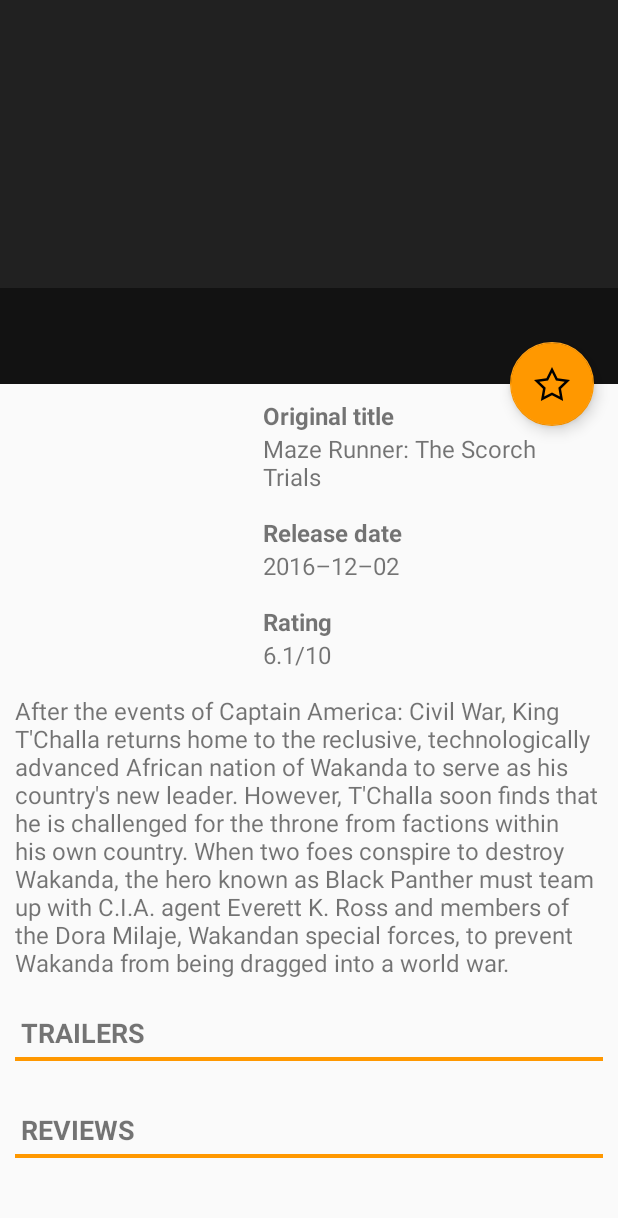
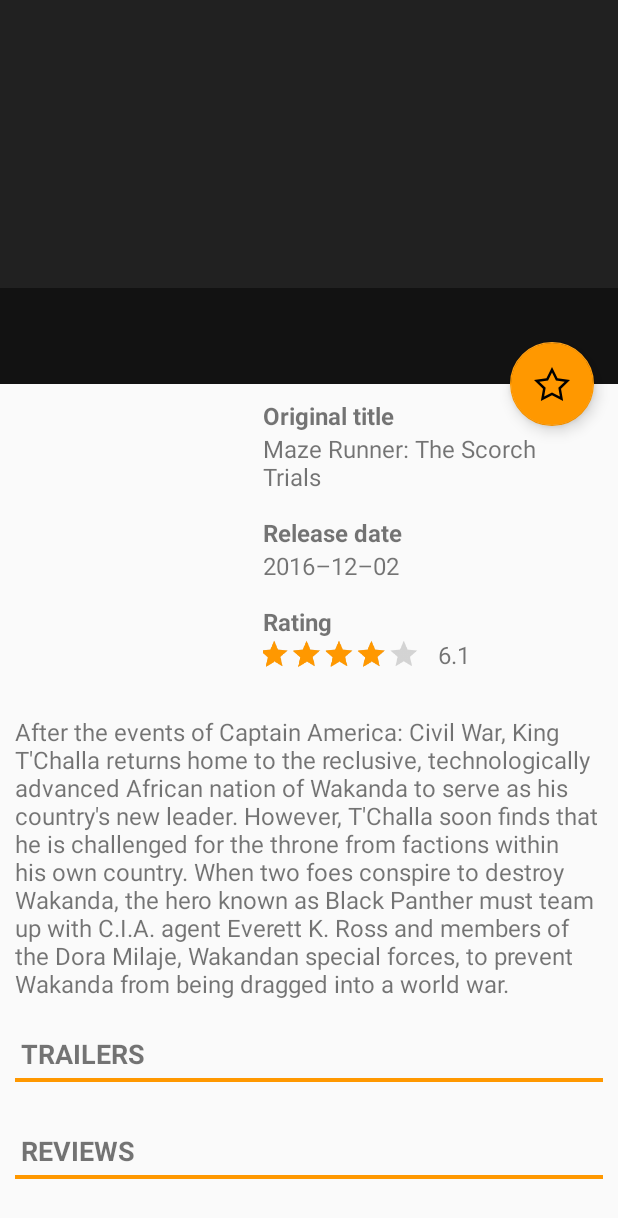
Before and after one commit to agos74/popular-movies-2, an Android app: the DetailActivity screen opened directly, with no data from a screen before it, on a phone screen of 412 x 824 dp. Shown: the top 1218 px of the screen. Run offline under Robolectric (Android 15) with nearby library versions, the phone set to English and light mode, and no system bars; our stand-ins replace ButterKnife, Picasso; libraries missing offline, so code that uses them is left out: com.elmargomez.typer; plain views replace AdjustableImageView; pictures from the network do not load; 1 statement that could not run was skipped.

Commit message:
Add Rating Bar Indicator for rating

```diff
--- a/app/src/main/java/com/udacity/popularmovies/DetailActivity.java
+++ b/app/src/main/java/com/udacity/popularmovies/DetailActivity.java
@@ -19,6 +19,7 @@
 import android.view.MenuItem;
 import android.view.View;
 import android.widget.ImageView;
+import android.widget.RatingBar;
 import android.widget.TextView;
 import android.widget.Toast;
 
@@ -61,6 +62,8 @@
     TextView mReleaseDateTv;
     @BindView(R.id.rating_tv)
     TextView mRatingTv;
+    @BindView(R.id.rating_bar)
+    RatingBar mRatingBar;
     @BindView(R.id.plot_synopsis_tv)
     TextView mPlotSynopsisTv;
     @BindView(R.id.reviews_title_tv)
@@ -168,8 +171,9 @@
 //        mTitleTv.setText(movie.getTitle());
         mOriginalTitleTv.setText(movie.getOriginalTitle());
         mReleaseDateTv.setText(DateUtils.getDateFormatted(movie.getReleaseDate()));
-        String rating = movie.getRating().concat("/10");
+        String rating = movie.getRating();
         mRatingTv.setText(rating);
+        mRatingBar.setRating(getRatingFloat(rating));
         mPlotSynopsisTv.setText(movie.getPlotSynopsis());
 
         if (isFavorite(movie.getId())) {
@@ -177,6 +181,13 @@
             mFavoriteFab.setImageResource(R.drawable.ic_star_24px);
         }
 
+    }
+
+    private float getRatingFloat(String rating) {
+        double ratingDouble = Float.valueOf(rating);
+        float ratingFloat = (float) ((ratingDouble * 5) / 10);
+        Log.d(TAG, "rating: " + String.valueOf(ratingFloat));
+        return ratingFloat;
     }
 
     private void closeOnError() {
--- a/app/src/main/res/layout-land/activity_detail.xml
+++ b/app/src/main/res/layout-land/activity_detail.xml
@@ -21,7 +21,7 @@
             android:layout_width="match_parent"
             android:layout_height="match_parent"
             android:fitsSystemWindows="true"
-            app:contentScrim="?attr/colorPrimary"
+            app:contentScrim="@color/colorPrimary"
             app:expandedTitleGravity="bottom|center_horizontal"
             app:expandedTitleMarginBottom="24dp"
             app:expandedTitleMarginEnd="24dp"
@@ -49,7 +49,7 @@
             <android.support.v7.widget.Toolbar
                 android:id="@+id/toolbar"
                 android:layout_width="match_parent"
-                android:layout_height="?attr/actionBarSize"
+                android:layout_height="?android:attr/actionBarSize"
                 app:layout_collapseMode="pin"
                 app:popupTheme="@style/ThemeOverlay.AppCompat.Light" />
 
@@ -144,11 +144,36 @@
                                 style="@style/DetailLabelStyle"
                                 android:text="@string/detail_rating_label" />
 
-                            <TextView
-                                android:id="@+id/rating_tv"
-                                style="@style/DetailTextStyle"
+                            <LinearLayout
+                                android:layout_width="wrap_content"
+                                android:layout_height="wrap_content"
                                 android:layout_below="@id/rating_label"
-                                android:text="@string/activity_movie_rating_text" />
+                                android:orientation="horizontal">
+
+                                <RatingBar
+                                    android:id="@+id/rating_bar"
+                                    style="?android:ratingBarStyleIndicator"
+                                    android:layout_width="wrap_content"
+                                    android:layout_height="wrap_content"
+                                    android:layout_marginLeft="-3dp"
+                                    android:layout_marginRight="-60dp"
+                                    android:isIndicator="true"
+                                    android:max="5"
+                                    android:numStars="5"
+                                    android:rating="4"
+                                    android:scaleX=".6"
+                                    android:scaleY=".6"
+                                    android:stepSize="0.1"
+                                    android:transformPivotX="0dp"
+                                    android:transformPivotY="0dp"></RatingBar>
+
+                                <TextView
+                                    android:id="@+id/rating_tv"
+                                    style="@style/DetailTextStyle"
+                                    android:text="@string/activity_movie_rating_text" />
+
+                            </LinearLayout>
+
                         </RelativeLayout>
                     </LinearLayout>
 
--- a/app/src/main/res/layout/activity_detail.xml
+++ b/app/src/main/res/layout/activity_detail.xml
@@ -21,7 +21,7 @@
             android:layout_width="match_parent"
             android:layout_height="match_parent"
             android:fitsSystemWindows="true"
-            app:contentScrim="?attr/colorPrimary"
+            app:contentScrim="@color/colorPrimary"
             app:expandedTitleGravity="bottom|center_horizontal"
             app:expandedTitleMarginBottom="@dimen/margin_extra_large"
             app:expandedTitleMarginEnd="@dimen/margin_extra_large"
@@ -49,7 +49,7 @@
             <android.support.v7.widget.Toolbar
                 android:id="@+id/toolbar"
                 android:layout_width="match_parent"
-                android:layout_height="?attr/actionBarSize"
+                android:layout_height="?android:attr/actionBarSize"
                 app:layout_collapseMode="pin"
                 app:popupTheme="@style/ThemeOverlay.AppCompat.Light" />
 
@@ -139,11 +139,36 @@
                             style="@style/DetailLabelStyle"
                             android:text="@string/detail_rating_label" />
 
-                        <TextView
-                            android:id="@+id/rating_tv"
-                            style="@style/DetailTextStyle"
+                        <LinearLayout
+                            android:layout_width="wrap_content"
+                            android:layout_height="wrap_content"
                             android:layout_below="@id/rating_label"
-                            android:text="@string/activity_movie_rating_text" />
+                            android:orientation="horizontal">
+
+                            <RatingBar
+                                android:id="@+id/rating_bar"
+                                style="?android:ratingBarStyleIndicator"
+                                android:layout_width="wrap_content"
+                                android:layout_height="wrap_content"
+                                android:layout_marginLeft="-3dp"
+                                android:layout_marginRight="-60dp"
+                                android:isIndicator="true"
+                                android:max="5"
+                                android:numStars="5"
+                                android:rating="4"
+                                android:scaleX=".6"
+                                android:scaleY=".6"
+                                android:stepSize="0.1"
+                                android:transformPivotX="0dp"
+                                android:transformPivotY="0dp"></RatingBar>
+
+                            <TextView
+                                android:id="@+id/rating_tv"
+                                style="@style/DetailTextStyle"
+                                android:text="@string/activity_movie_rating_text" />
+
+                        </LinearLayout>
+
                     </RelativeLayout>
 
                 </LinearLayout>
--- a/app/src/main/res/layout/fragment_trailer_list.xml
+++ b/app/src/main/res/layout/fragment_trailer_list.xml
@@ -3,7 +3,7 @@
     android:id="@+id/recyclerview_trailers"
     android:layout_width="match_parent"
     android:layout_height="match_parent"
-    android:fadeScrollbars="false"
+    android:fadeScrollbars="true"
     android:scrollbarStyle="outsideInset"
     android:scrollbars="horizontal">
 
--- a/app/src/main/res/values/strings.xml
+++ b/app/src/main/res/values/strings.xml
@@ -32,7 +32,7 @@
     <!-- Movie details text -->
     <string name="activity_movie_title_text" translatable="false">Maze Runner: The Scorch Trials</string>
     <string name="activity_movie_release_date_text" translatable="false">2016–12–02</string>
-    <string name="activity_movie_rating_text" translatable="false">6.1/10</string>
+    <string name="activity_movie_rating_text" translatable="false">6.1</string>
     <string name="activity_movie_plot_synopsis_text" translatable="false">"After the events of Captain America: Civil War, King T'Challa returns home to the reclusive, technologically advanced African nation of Wakanda to serve as his country's new leader. However, T'Challa soon finds that he is challenged for the throne from factions within his own country. When two foes conspire to destroy Wakanda, the hero known as Black Panther must team up with C.I.A. agent Everett K. Ross and members of the Dora Milaje, Wakandan special forces, to prevent Wakanda from being dragged into a world war."</string>
     <string name="activity_movie_trailer_text" translatable="false">Official Trailer</string>
     <string name="activity_movie_review_author_text" translatable="false">Author</string>
```
